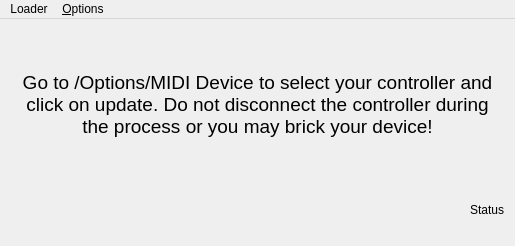
Old version of the form ytx-manager/loader/loader.ui in the repository perkowitz/hachi-yaeltex.
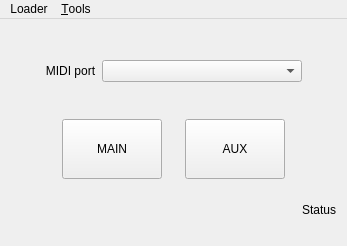
New version of the form. Icons and pictures are not drawn.

Patch:
```diff
--- a/ytx-manager/loader/loader.ui
+++ b/ytx-manager/loader/loader.ui
@@ -6,7 +6,7 @@
    <rect>
     <x>0</x>
     <y>0</y>
-    <width>515</width>
+    <width>347</width>
     <height>246</height>
    </rect>
   </property>
@@ -24,22 +24,106 @@
       <item>
        <layout class="QHBoxLayout" name="h1Layout" stretch="0">
         <item>
-         <widget class="QLabel" name="label">
-          <property name="font">
-           <font>
-            <pointsize>14</pointsize>
-           </font>
-          </property>
-          <property name="text">
-           <string>Go to /Options/MIDI Device to select your controller and click on update. Do not disconnect the controller during the process or you may brick your device!</string>
-          </property>
-          <property name="alignment">
-           <set>Qt::AlignCenter</set>
-          </property>
-          <property name="wordWrap">
-           <bool>true</bool>
-          </property>
-         </widget>
+         <layout class="QVBoxLayout" name="verticalLayout_2">
+          <item>
+           <spacer name="verticalSpacer_2">
+            <property name="orientation">
+             <enum>Qt::Vertical</enum>
+            </property>
+            <property name="sizeHint" stdset="0">
+             <size>
+              <width>20</width>
+              <height>40</height>
+             </size>
+            </property>
+           </spacer>
+          </item>
+          <item>
+           <layout class="QHBoxLayout" name="horizontalLayout_2">
+            <item>
+             <widget class="QLabel" name="label_2">
+              <property name="maximumSize">
+               <size>
+                <width>100</width>
+                <height>16777215</height>
+               </size>
+              </property>
+              <property name="text">
+               <string>MIDI port</string>
+              </property>
+              <property name="alignment">
+               <set>Qt::AlignCenter</set>
+              </property>
+             </widget>
+            </item>
+            <item>
+             <widget class="QComboBox" name="midiportsCombo">
+              <property name="minimumSize">
+               <size>
+                <width>200</width>
+                <height>0</height>
+               </size>
+              </property>
+             </widget>
+            </item>
+           </layout>
+          </item>
+          <item>
+           <spacer name="verticalSpacer">
+            <property name="orientation">
+             <enum>Qt::Vertical</enum>
+            </property>
+            <property name="sizeHint" stdset="0">
+             <size>
+              <width>20</width>
+              <height>40</height>
+             </size>
+            </property>
+           </spacer>
+          </item>
+          <item>
+           <layout class="QHBoxLayout" name="horizontalLayout_3">
+            <item>
+             <widget class="QPushButton" name="mainSoftwarePush">
+              <property name="minimumSize">
+               <size>
+                <width>100</width>
+                <height>60</height>
+               </size>
+              </property>
+              <property name="maximumSize">
+               <size>
+                <width>100</width>
+                <height>16777215</height>
+               </size>
+              </property>
+              <property name="text">
+               <string>MAIN</string>
+              </property>
+             </widget>
+            </item>
+            <item>
+             <widget class="QPushButton" name="auxSoftwarePush">
+              <property name="minimumSize">
+               <size>
+                <width>100</width>
+                <height>60</height>
+               </size>
+              </property>
+              <property name="maximumSize">
+               <size>
+                <width>100</width>
+                <height>16777215</height>
+               </size>
+              </property>
+              <property name="text">
+               <string>AUX</string>
+              </property>
+             </widget>
+            </item>
+           </layout>
+          </item>
+         </layout>
         </item>
        </layout>
       </item>
@@ -72,7 +156,7 @@
     <rect>
      <x>0</x>
      <y>0</y>
-     <width>515</width>
+     <width>347</width>
      <height>21</height>
     </rect>
    </property>
@@ -91,7 +175,7 @@
    </widget>
    <widget class="QMenu" name="optionsMenu">
     <property name="title">
-     <string>&amp;Options</string>
+     <string>&amp;Tools</string>
     </property>
    </widget>
    <addaction name="menuoctaManager"/>
```
Left out of the diff: 10 changed lines with no effect on the pictures.
